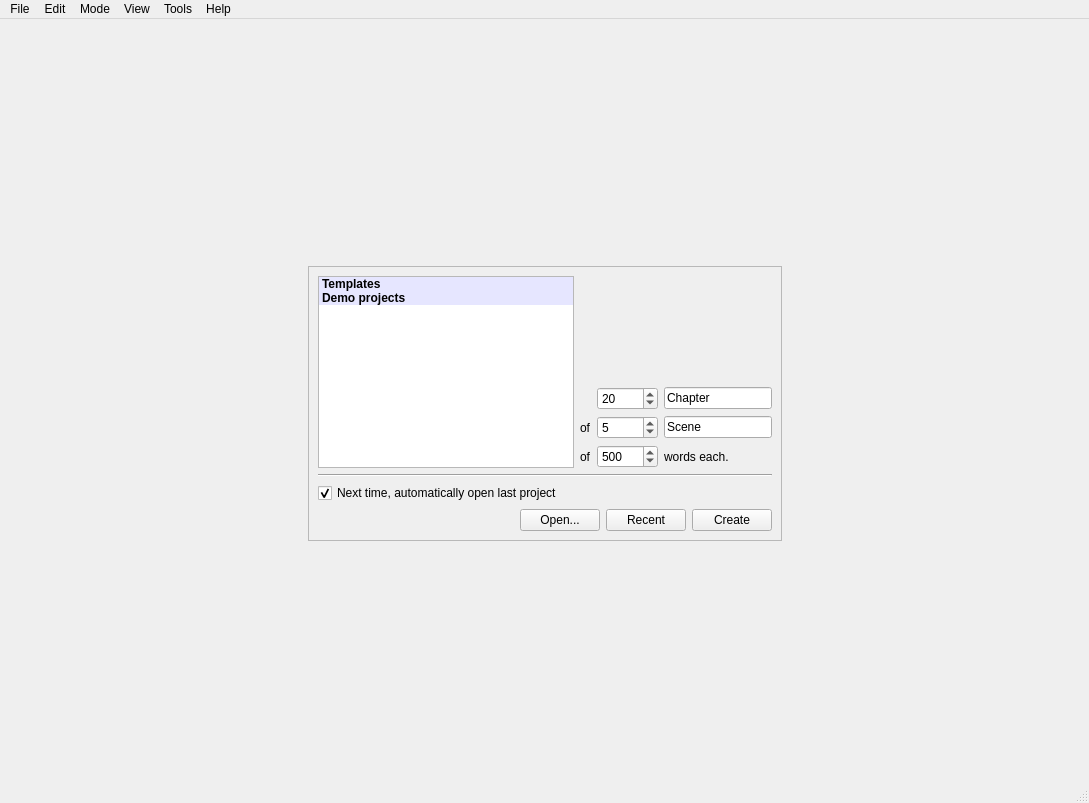
olivierkes/manuskript, file src/ui/mainWindow.ui: the form before one commit.
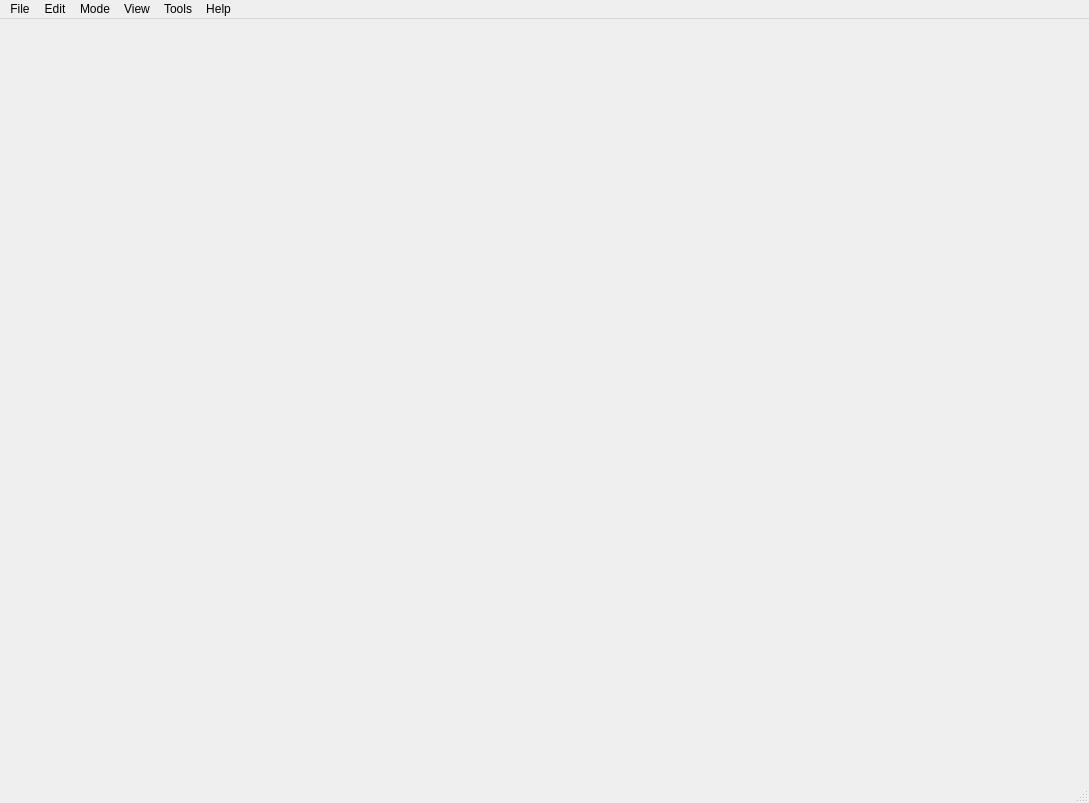
The form after the commit. The open tabs and pages were chosen to show the change. Icons and pictures are not drawn. Custom widgets are drawn as their Qt base class.

Commit message: Opening and template widget

The edit to the form file:
```diff
--- a/src/ui/mainWindow.ui
+++ b/src/ui/mainWindow.ui
@@ -33,8 +33,57 @@
        <number>0</number>
       </property>
       <widget class="QWidget" name="page_5">
-       <layout class="QVBoxLayout" name="verticalLayout_33">
-        <item>
+       <layout class="QGridLayout" name="gridLayout">
+        <item row="1" column="0">
+         <spacer name="horizontalSpacer_12">
+          <property name="orientation">
+           <enum>Qt::Horizontal</enum>
+          </property>
+          <property name="sizeHint" stdset="0">
+           <size>
+            <width>40</width>
+            <height>20</height>
+           </size>
+          </property>
+         </spacer>
+        </item>
+        <item row="1" column="2">
+         <spacer name="horizontalSpacer_11">
+          <property name="orientation">
+           <enum>Qt::Horizontal</enum>
+          </property>
+          <property name="sizeHint" stdset="0">
+           <size>
+            <width>40</width>
+            <height>20</height>
+           </size>
+          </property>
+         </spacer>
+        </item>
+        <item row="1" column="1">
+         <widget class="welcome" name="welcome" native="true">
+          <property name="minimumSize">
+           <size>
+            <width>200</width>
+            <height>200</height>
+           </size>
+          </property>
+         </widget>
+        </item>
+        <item row="0" column="1">
+         <spacer name="verticalSpacer_5">
+          <property name="orientation">
+           <enum>Qt::Vertical</enum>
+          </property>
+          <property name="sizeHint" stdset="0">
+           <size>
+            <width>20</width>
+            <height>40</height>
+           </size>
+          </property>
+         </spacer>
+        </item>
+        <item row="2" column="1">
          <spacer name="verticalSpacer_6">
           <property name="orientation">
            <enum>Qt::Vertical</enum>
@@ -42,311 +91,7 @@
           <property name="sizeHint" stdset="0">
            <size>
             <width>20</width>
-            <height>210</height>
-           </size>
-          </property>
-         </spacer>
-        </item>
-        <item>
-         <layout class="QHBoxLayout" name="horizontalLayout_35">
-          <item>
-           <spacer name="horizontalSpacer_13">
-            <property name="orientation">
-             <enum>Qt::Horizontal</enum>
-            </property>
-            <property name="sizeHint" stdset="0">
-             <size>
-              <width>40</width>
-              <height>20</height>
-             </size>
-            </property>
-           </spacer>
-          </item>
-          <item>
-           <widget class="QFrame" name="frame_2">
-            <property name="frameShape">
-             <enum>QFrame::StyledPanel</enum>
-            </property>
-            <property name="frameShadow">
-             <enum>QFrame::Raised</enum>
-            </property>
-            <layout class="QVBoxLayout" name="verticalLayout_32">
-             <item>
-              <layout class="QHBoxLayout" name="horizontalLayout_23">
-               <item>
-                <widget class="QTreeWidget" name="treeWelcome">
-                 <property name="rootIsDecorated">
-                  <bool>false</bool>
-                 </property>
-                 <attribute name="headerVisible">
-                  <bool>false</bool>
-                 </attribute>
-                 <column>
-                  <property name="text">
-                   <string>1</string>
-                  </property>
-                 </column>
-                 <item>
-                  <property name="text">
-                   <string>Templates</string>
-                  </property>
-                  <property name="font">
-                   <font>
-                    <weight>75</weight>
-                    <bold>true</bold>
-                   </font>
-                  </property>
-                  <property name="textAlignment">
-                   <set>AlignHCenter|AlignVCenter|AlignCenter</set>
-                  </property>
-                  <property name="background">
-                   <brush brushstyle="SolidPattern">
-                    <color alpha="255">
-                     <red>230</red>
-                     <green>230</green>
-                     <blue>255</blue>
-                    </color>
-                   </brush>
-                  </property>
-                  <property name="foreground">
-                   <brush brushstyle="NoBrush">
-                    <color alpha="255">
-                     <red>0</red>
-                     <green>0</green>
-                     <blue>128</blue>
-                    </color>
-                   </brush>
-                  </property>
-                  <item>
-                   <property name="text">
-                    <string>Empty</string>
-                   </property>
-                  </item>
-                  <item>
-                   <property name="text">
-                    <string>Novel</string>
-                   </property>
-                  </item>
-                  <item>
-                   <property name="text">
-                    <string>Novella</string>
-                   </property>
-                  </item>
-                  <item>
-                   <property name="text">
-                    <string>Short Story</string>
-                   </property>
-                  </item>
-                  <item>
-                   <property name="text">
-                    <string>Research paper</string>
-                   </property>
-                  </item>
-                 </item>
-                 <item>
-                  <property name="text">
-                   <string>Demo projects</string>
-                  </property>
-                  <property name="font">
-                   <font>
-                    <weight>75</weight>
-                    <bold>true</bold>
-                   </font>
-                  </property>
-                  <property name="textAlignment">
-                   <set>AlignHCenter|AlignVCenter|AlignCenter</set>
-                  </property>
-                  <property name="background">
-                   <brush brushstyle="SolidPattern">
-                    <color alpha="255">
-                     <red>230</red>
-                     <green>230</green>
-                     <blue>255</blue>
-                    </color>
-                   </brush>
-                  </property>
-                  <property name="foreground">
-                   <brush brushstyle="NoBrush">
-                    <color alpha="255">
-                     <red>0</red>
-                     <green>0</green>
-                     <blue>128</blue>
-                    </color>
-                   </brush>
-                  </property>
-                 </item>
-                </widget>
-               </item>
-               <item>
-                <layout class="QVBoxLayout" name="verticalLayout_31">
-                 <item>
-                  <spacer name="verticalSpacer_5">
-                   <property name="orientation">
-                    <enum>Qt::Vertical</enum>
-                   </property>
-                   <property name="sizeHint" stdset="0">
-                    <size>
-                     <width>20</width>
-                     <height>40</height>
-                    </size>
-                   </property>
-                  </spacer>
-                 </item>
-                 <item>
-                  <layout class="QGridLayout" name="gridLayout">
-                   <item row="0" column="1">
-                    <widget class="QSpinBox" name="spinBox">
-                     <property name="maximum">
-                      <number>999</number>
-                     </property>
-                     <property name="value">
-                      <number>20</number>
-                     </property>
-                    </widget>
-                   </item>
-                   <item row="0" column="2">
-                    <widget class="QLineEdit" name="lineEdit_4">
-                     <property name="text">
-                      <string>Chapter</string>
-                     </property>
-                    </widget>
-                   </item>
-                   <item row="1" column="0">
-                    <widget class="QLabel" name="label_32">
-                     <property name="text">
-                      <string>of</string>
-                     </property>
-                    </widget>
-                   </item>
-                   <item row="1" column="1">
-                    <widget class="QSpinBox" name="spinBox_2">
-                     <property name="maximum">
-                      <number>999</number>
-                     </property>
-                     <property name="value">
-                      <number>5</number>
-                     </property>
-                    </widget>
-                   </item>
-                   <item row="1" column="2">
-                    <widget class="QLineEdit" name="lineEdit_6">
-                     <property name="text">
-                      <string>Scene</string>
-                     </property>
-                    </widget>
-                   </item>
-                   <item row="2" column="0">
-                    <widget class="QLabel" name="label_33">
-                     <property name="text">
-                      <string>of</string>
-                     </property>
-                    </widget>
-                   </item>
-                   <item row="2" column="1">
-                    <widget class="QSpinBox" name="spinBox_3">
-                     <property name="maximum">
-                      <number>99999</number>
-                     </property>
-                     <property name="value">
-                      <number>500</number>
-                     </property>
-                    </widget>
-                   </item>
-                   <item row="2" column="2">
-                    <widget class="QLabel" name="label_30">
-                     <property name="text">
-                      <string>words each.</string>
-                     </property>
-                    </widget>
-                   </item>
-                  </layout>
-                 </item>
-                </layout>
-               </item>
-              </layout>
-             </item>
-             <item>
-              <widget class="Line" name="line_4">
-               <property name="orientation">
-                <enum>Qt::Horizontal</enum>
-               </property>
-              </widget>
-             </item>
-             <item>
-              <widget class="QCheckBox" name="checkBox">
-               <property name="text">
-                <string>Next time, automatically open last project</string>
-               </property>
-               <property name="checked">
-                <bool>true</bool>
-               </property>
-              </widget>
-             </item>
-             <item>
-              <layout class="QHBoxLayout" name="horizontalLayout_20">
-               <item>
-                <spacer name="horizontalSpacer_11">
-                 <property name="orientation">
-                  <enum>Qt::Horizontal</enum>
-                 </property>
-                 <property name="sizeHint" stdset="0">
-                  <size>
-                   <width>40</width>
-                   <height>20</height>
-                  </size>
-                 </property>
-                </spacer>
-               </item>
-               <item>
-                <widget class="QPushButton" name="btnWelcomeOpen">
-                 <property name="text">
-                  <string>Open...</string>
-                 </property>
-                </widget>
-               </item>
-               <item>
-                <widget class="QPushButton" name="btnWelcomeRecent">
-                 <property name="text">
-                  <string>Recent</string>
-                 </property>
-                </widget>
-               </item>
-               <item>
-                <widget class="QPushButton" name="btnWelcomeCreate">
-                 <property name="text">
-                  <string>Create</string>
-                 </property>
-                </widget>
-               </item>
-              </layout>
-             </item>
-            </layout>
-           </widget>
-          </item>
-          <item>
-           <spacer name="horizontalSpacer_14">
-            <property name="orientation">
-             <enum>Qt::Horizontal</enum>
-            </property>
-            <property name="sizeHint" stdset="0">
-             <size>
-              <width>40</width>
-              <height>20</height>
-             </size>
-            </property>
-           </spacer>
-          </item>
-         </layout>
-        </item>
-        <item>
-         <spacer name="verticalSpacer_7">
-          <property name="orientation">
-           <enum>Qt::Vertical</enum>
-          </property>
-          <property name="sizeHint" stdset="0">
-           <size>
-            <width>20</width>
-            <height>209</height>
+            <height>40</height>
            </size>
           </property>
          </spacer>
@@ -2460,6 +2205,12 @@
    <extends>QTreeWidget</extends>
    <header>ui.views.plotTreeView.h</header>
   </customwidget>
+  <customwidget>
+   <class>welcome</class>
+   <extends>QWidget</extends>
+   <header>ui.welcome.h</header>
+   <container>1</container>
+  </customwidget>
  </customwidgets>
  <resources/>
  <connections>
```
Left out of the diff: 9 changed lines with no effect on the pictures. The commit also changes 9 other files.
